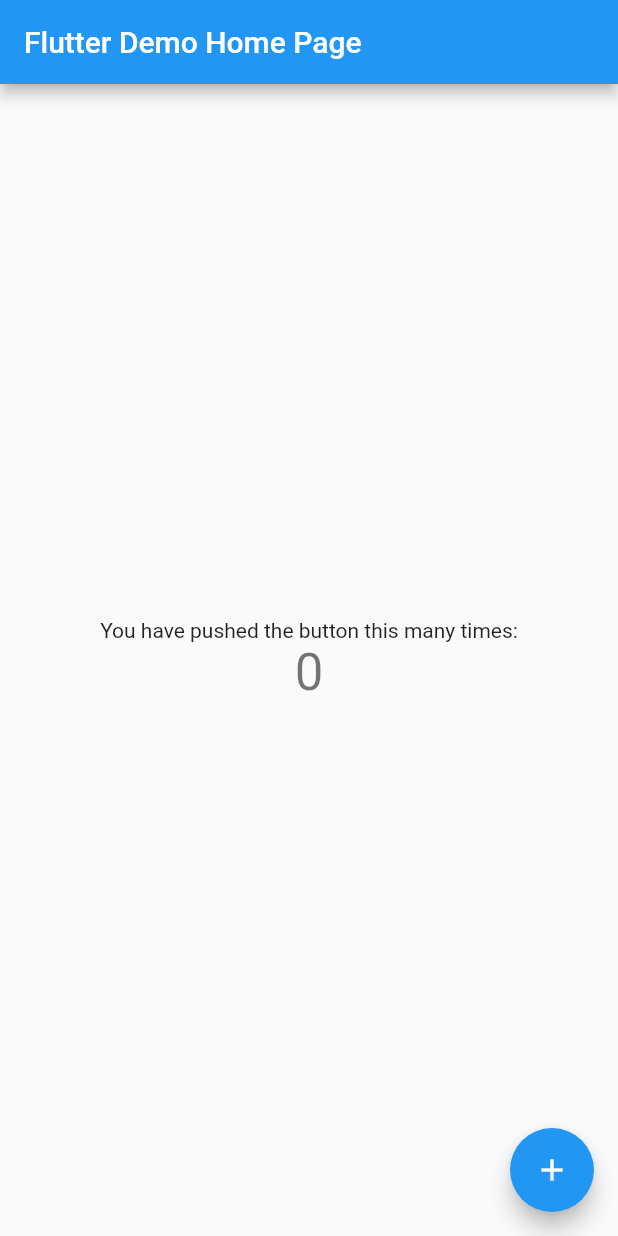
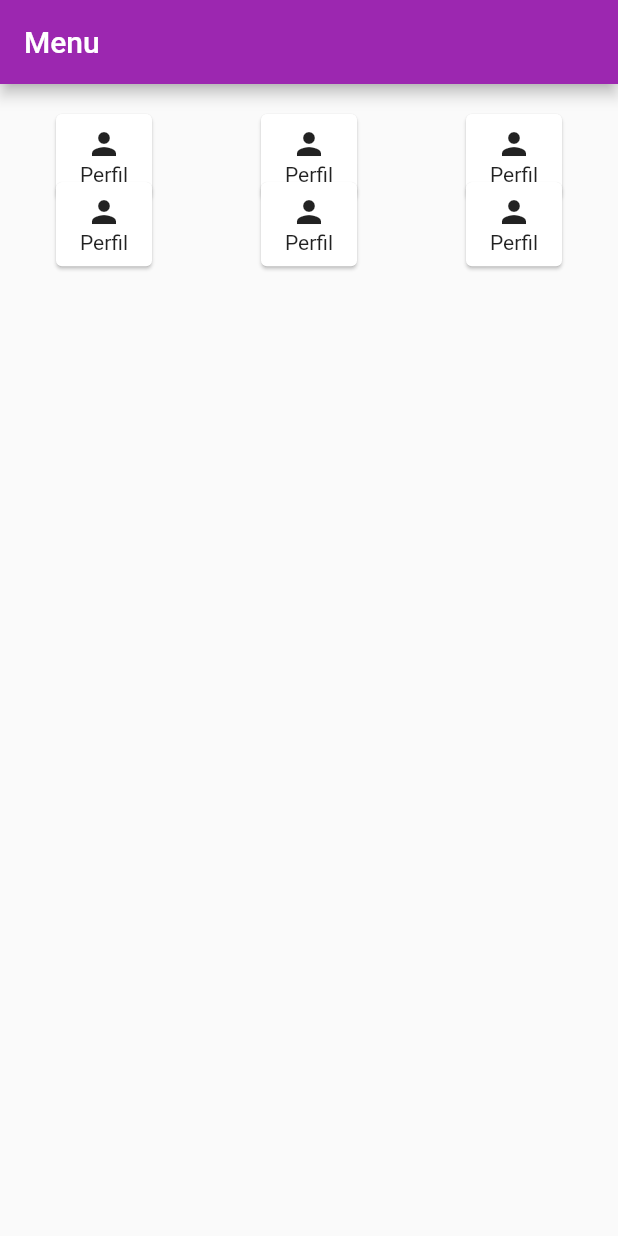
Before and after one commit to hppyft/testedesabado, a Flutter app: the screen it shows after launch, on a phone screen of 412 x 824 dp. Run offline on Flutter 3.47's test engine with Material 2 defaults, Android fonts, the phone set to English and light mode, and no system bars.

```diff
--- a/lib/main.dart
+++ b/lib/main.dart
@@ -1,111 +1,4 @@
 import 'package:flutter/material.dart';
+import 'package:teste_de_sabado/src/TodoApp.dart';
 
-void main() => runApp(MyApp());
-
-class MyApp extends StatelessWidget {
-  // This widget is the root of your application.
-  @override
-  Widget build(BuildContext context) {
-    return MaterialApp(
-      title: 'Flutter Demo',
-      theme: ThemeData(
-        // This is the theme of your application.
-        //
-        // Try running your application with "flutter run". You'll see the
-        // application has a blue toolbar. Then, without quitting the app, try
-        // changing the primarySwatch below to Colors.green and then invoke
-        // "hot reload" (press "r" in the console where you ran "flutter run",
-        // or simply save your changes to "hot reload" in a Flutter IDE).
-        // Notice that the counter didn't reset back to zero; the application
-        // is not restarted.
-        primarySwatch: Colors.blue,
-      ),
-      home: MyHomePage(title: 'Flutter Demo Home Page'),
-    );
-  }
-}
-
-class MyHomePage extends StatefulWidget {
-  MyHomePage({Key key, this.title}) : super(key: key);
-
-  // This widget is the home page of your application. It is stateful, meaning
-  // that it has a State object (defined below) that contains fields that affect
-  // how it looks.
-
-  // This class is the configuration for the state. It holds the values (in this
-  // case the title) provided by the parent (in this case the App widget) and
-  // used by the build method of the State. Fields in a Widget subclass are
-  // always marked "final".
-
-  final String title;
-
-  @override
-  _MyHomePageState createState() => _MyHomePageState();
-}
-
-class _MyHomePageState extends State<MyHomePage> {
-  int _counter = 0;
-
-  void _incrementCounter() {
-    setState(() {
-      // This call to setState tells the Flutter framework that something has
-      // changed in this State, which causes it to rerun the build method below
-      // so that the display can reflect the updated values. If we changed
-      // _counter without calling setState(), then the build method would not be
-      // called again, and so nothing would appear to happen.
-      _counter++;
-    });
-  }
-
-  @override
-  Widget build(BuildContext context) {
-    // This method is rerun every time setState is called, for instance as done
-    // by the _incrementCounter method above.
-    //
-    // The Flutter framework has been optimized to make rerunning build methods
-    // fast, so that you can just rebuild anything that needs updating rather
-    // than having to individually change instances of widgets.
-    return Scaffold(
-      appBar: AppBar(
-        // Here we take the value from the MyHomePage object that was created by
-        // the App.build method, and use it to set our appbar title.
-        title: Text(widget.title),
-      ),
-      body: Center(
-        // Center is a layout widget. It takes a single child and positions it
-        // in the middle of the parent.
-        child: Column(
-          // Column is also a layout widget. It takes a list of children and
-          // arranges them vertically. By default, it sizes itself to fit its
-          // children horizontally, and tries to be as tall as its parent.
-          //
-          // Invoke "debug painting" (press "p" in the console, choose the
-          // "Toggle Debug Paint" action from the Flutter Inspector in Android
-          // Studio, or the "Toggle Debug Paint" command in Visual Studio Code)
-          // to see the wireframe for each widget.
-          //
-          // Column has various properties to control how it sizes itself and
-          // how it positions its children. Here we use mainAxisAlignment to
-          // center the children vertically; the main axis here is the vertical
-          // axis because Columns are vertical (the cross axis would be
-          // horizontal).
-          mainAxisAlignment: MainAxisAlignment.center,
-          children: <Widget>[
-            Text(
-              'You have pushed the button this many times:',
-            ),
-            Text(
-              '$_counter',
-              style: Theme.of(context).textTheme.display1,
-            ),
-          ],
-        ),
-      ),
-      floatingActionButton: FloatingActionButton(
-        onPressed: _incrementCounter,
-        tooltip: 'Increment',
-        child: Icon(Icons.add),
-      ), // This trailing comma makes auto-formatting nicer for build methods.
-    );
-  }
-}
+void main() => runApp(TodoApp());
--- /dev/null
+++ b/lib/src/TodoApp.dart
@@ -0,0 +1,15 @@
+import 'package:flutter/material.dart';
+import 'package:teste_de_sabado/src/presentation/screen/HomeScreen.dart';
+
+class TodoApp extends StatelessWidget {
+  @override
+  Widget build(BuildContext context) {
+    return MaterialApp(
+      title: "Teste do Sabadão",
+      theme: ThemeData(
+          primarySwatch: Colors.purple,
+          visualDensity: VisualDensity.adaptivePlatformDensity),
+      home: HomeScreen(),
+    );
+  }
+}
--- /dev/null
+++ b/lib/src/data/model/menu.model.dart
@@ -0,0 +1,9 @@
+import 'package:flutter/material.dart';
+
+class MenuModel {
+  IconData _iconData;
+  String _text;
+  String _url;
+
+  MenuModel(this._iconData, this._text, this._url);
+}
--- /dev/null
+++ b/lib/src/data/repository/constantes.dart
@@ -0,0 +1,13 @@
+import 'package:flutter/material.dart';
+import 'package:teste_de_sabado/src/data/model/menu.model.dart';
+
+class DummyMenuModel{
+  List<MenuModel> getMenuModelList(){
+    List<MenuModel> list = List.empty(growable: true)
+    list.add(MenuModel(Icons.add, "Cadastrar", "/cadastrar"));
+    list.add(MenuModel(Icons.edit, "Editar", "/editar"));
+    list.add(MenuModel(Icons.list, "Listar", "/listar"));
+    list.add(MenuModel(Icons.delete, "Cadastrar", "/cadastrar"));
+    return list;
+  }
+}
--- /dev/null
+++ b/lib/src/presentation/screen/HomeScreen.dart
@@ -0,0 +1,40 @@
+import 'package:flutter/material.dart';
+
+class HomeScreen extends StatelessWidget {
+  @override
+  Widget build(BuildContext context) {
+    return Scaffold(
+      appBar: AppBar(
+        title: Text("Menu"),
+      ),
+      body: GridView.count(
+        childAspectRatio: 3,
+        padding: const EdgeInsets.all(16.0),
+        mainAxisSpacing: 10,
+        crossAxisSpacing: 30,
+        crossAxisCount: 3,
+        children: List.generate(
+          6,
+          (index) => Center(
+            child: Wrap(
+              alignment: WrapAlignment.center,
+              crossAxisAlignment: WrapCrossAlignment.center,
+              children: [
+                Card(
+                  child: Padding(
+                    padding:
+                        const EdgeInsets.symmetric(vertical: 8, horizontal: 16),
+                    child: Column(
+                      mainAxisAlignment: MainAxisAlignment.center,
+                      children: [Icon(Icons.person), Text("Perfil")],
+                    ),
+                  ),
+                ),
+              ],
+            ),
+          ),
+        ),
+      ),
+    );
+  }
+}
```
Also changed, not shown: 1 other file.
